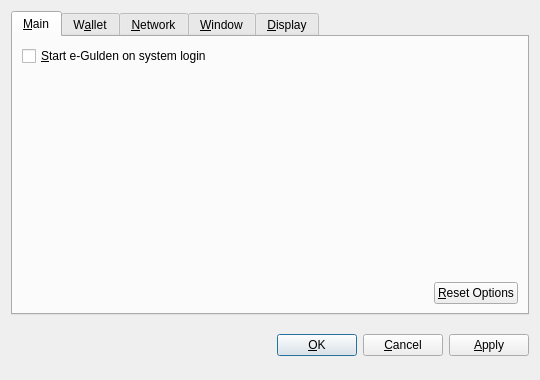
The window that src/qt/forms/optionsdialog.ui (nkpatro/catcoin) describes before a commit, drawn with Qt 5.
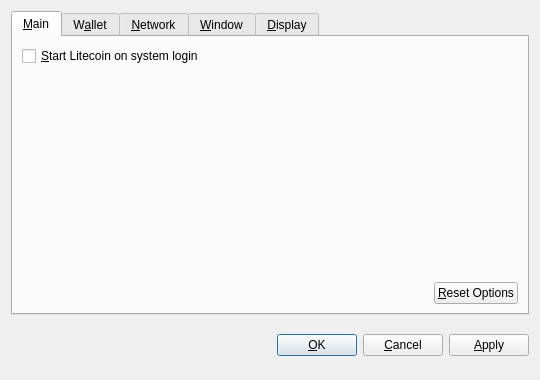
The same window after the commit. Custom widgets are drawn as their Qt base class.

Commit message:
Rename QVBoxLayout to avoid compilation warning
There are two QVBoxLayout elements with the name verticalLayout_Network. I have simply named the second one to verticalLayout_Network2 to avoid the warning generated when compiling.

What changed in the file:
```diff
--- a/src/qt/forms/optionsdialog.ui
+++ b/src/qt/forms/optionsdialog.ui
@@ -36,7 +36,7 @@
           <string>Automatically start e-Gulden after logging in to the system.</string>
          </property>
          <property name="text">
-          <string>&amp;Start e-Gulden on system login</string>
+          <string>&amp;Start Litecoin on system login</string>
          </property>
         </widget>
        </item>
```
Left out of the diff: 12 changed lines with no effect on the pictures.
